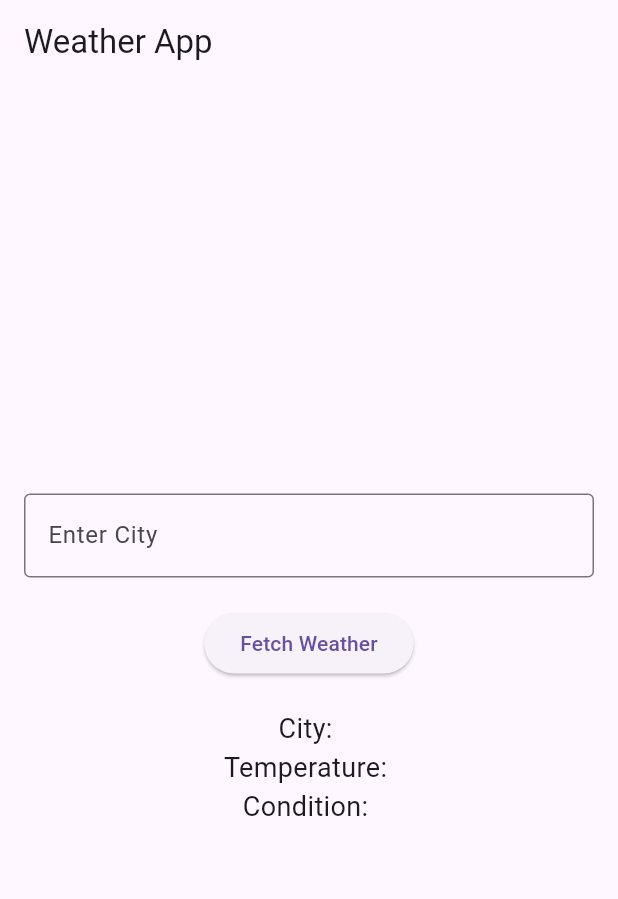
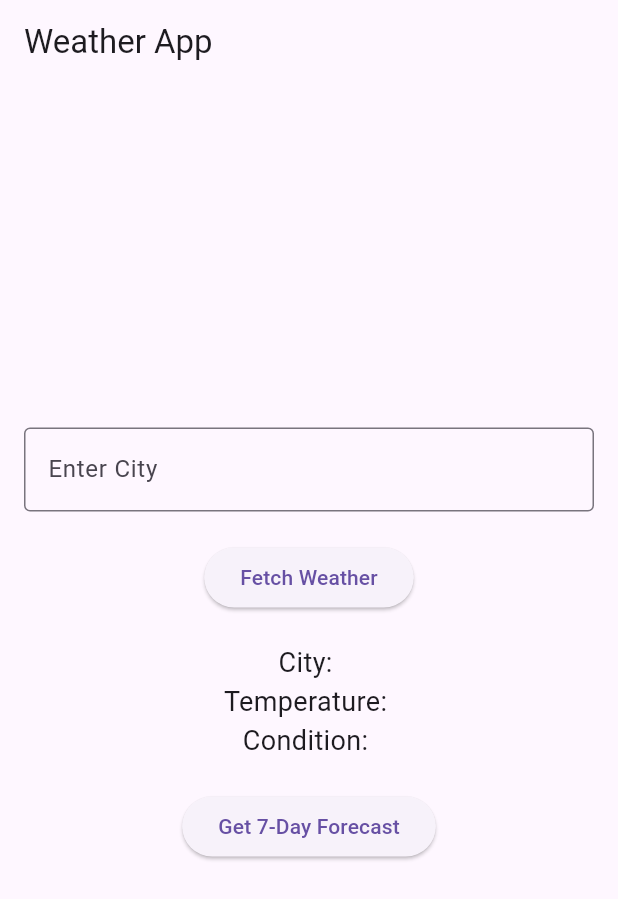
Before and after one commit to SteveT2023/weather_info_app, a Flutter app: the screen it shows after launch, on a phone screen of 412 x 824 dp. Shown: the top 899 px of the screen. Run offline on Flutter 3.47's test engine with Material 3 defaults, Android fonts, the phone set to English and light mode, and no system bars.

Commit message:
Implemented 7-day weather forecast feature

```diff
--- a/lib/main.dart
+++ b/lib/main.dart
@@ -7,7 +7,7 @@ void main() {
 
 class MyApp extends StatelessWidget {
   const MyApp({super.key});
-// This is final.
+
   @override
   Widget build(BuildContext context) {
     return MaterialApp(
@@ -35,12 +35,25 @@ class _WeatherPageState extends State<WeatherPage> {
   String _city = '';
   String _temperature = '';
   String _weatherCondition = '';
+  List<Map<String, String>> _weeklyForecast = [];
 
   void _fetchWeather() {
     setState(() {
       _city = _controller.text;
       _temperature = '${_random.nextInt(16) + 15}°C';
       _weatherCondition = ['Sunny', 'Cloudy', 'Rainy'][_random.nextInt(3)];
+    });
+  }
+
+  void _fetchWeeklyForecast() {
+    setState(() {
+      _weeklyForecast = List.generate(7, (index) {
+        return {
+          'day': 'Day ${index + 1}',
+          'temperature': '${_random.nextInt(16) + 15}°C',
+          'condition': ['Sunny', 'Cloudy', 'Rainy'][_random.nextInt(3)],
+        };
+      });
     });
   }
 
@@ -55,7 +68,6 @@ class _WeatherPageState extends State<WeatherPage> {
         child: Column(
           mainAxisAlignment: MainAxisAlignment.center,
           children: <Widget>[
-            // TextField for user to enter city name
             TextField(
               controller: _controller,
               decoration: const InputDecoration(
@@ -64,13 +76,11 @@ class _WeatherPageState extends State<WeatherPage> {
               ),
             ),
             const SizedBox(height: 20),
-            // Button to fetch weather data
             ElevatedButton(
               onPressed: _fetchWeather,
               child: const Text('Fetch Weather'),
             ),
             const SizedBox(height: 20),
-            // Display simulated weather information
             Text(
               'City: $_city',
               style: const TextStyle(fontSize: 18),
@@ -83,6 +93,24 @@ class _WeatherPageState extends State<WeatherPage> {
               'Condition: $_weatherCondition',
               style: const TextStyle(fontSize: 18),
             ),
+            const SizedBox(height: 20),
+            ElevatedButton(
+              onPressed: _fetchWeeklyForecast,
+              child: const Text('Get 7-Day Forecast'),
+            ),
+            const SizedBox(height: 20),
+            if (_weeklyForecast.isNotEmpty)
+              Column(
+                crossAxisAlignment: CrossAxisAlignment.start,
+                children: _weeklyForecast.map((day) {
+                  return Card(
+                    child: ListTile(
+                      title: Text(day['day']!),
+                      subtitle: Text('${day['temperature']} - ${day['condition']}'),
+                    ),
+                  );
+                }).toList(),
+              ),
           ],
         ),
       ),
```
